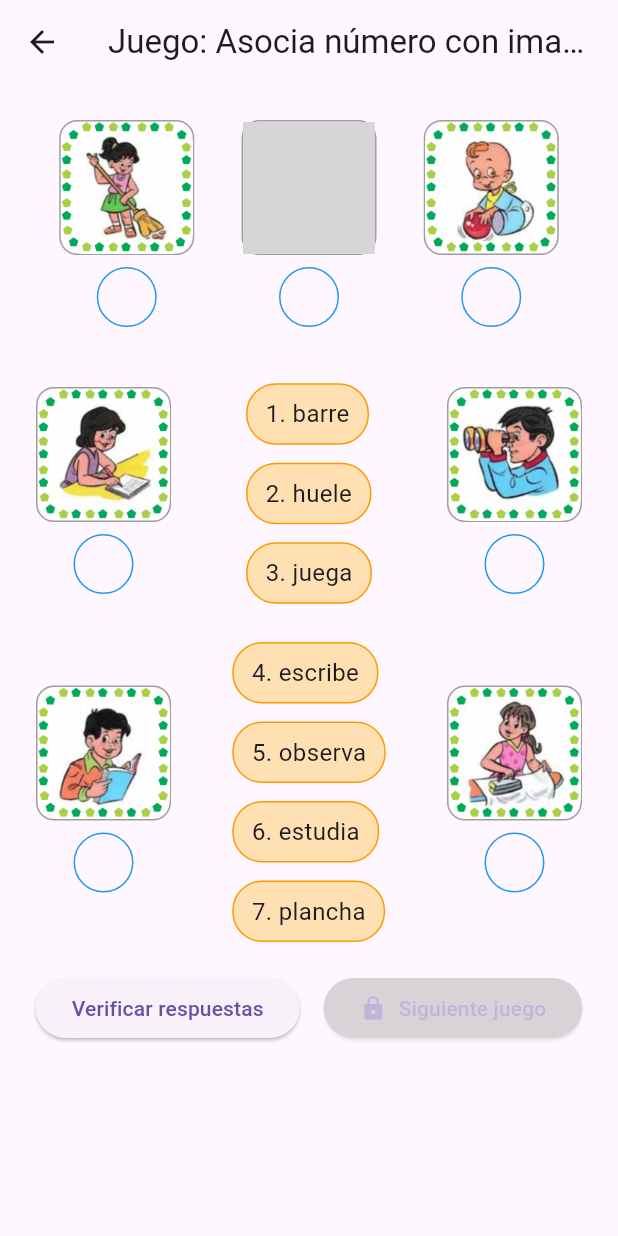
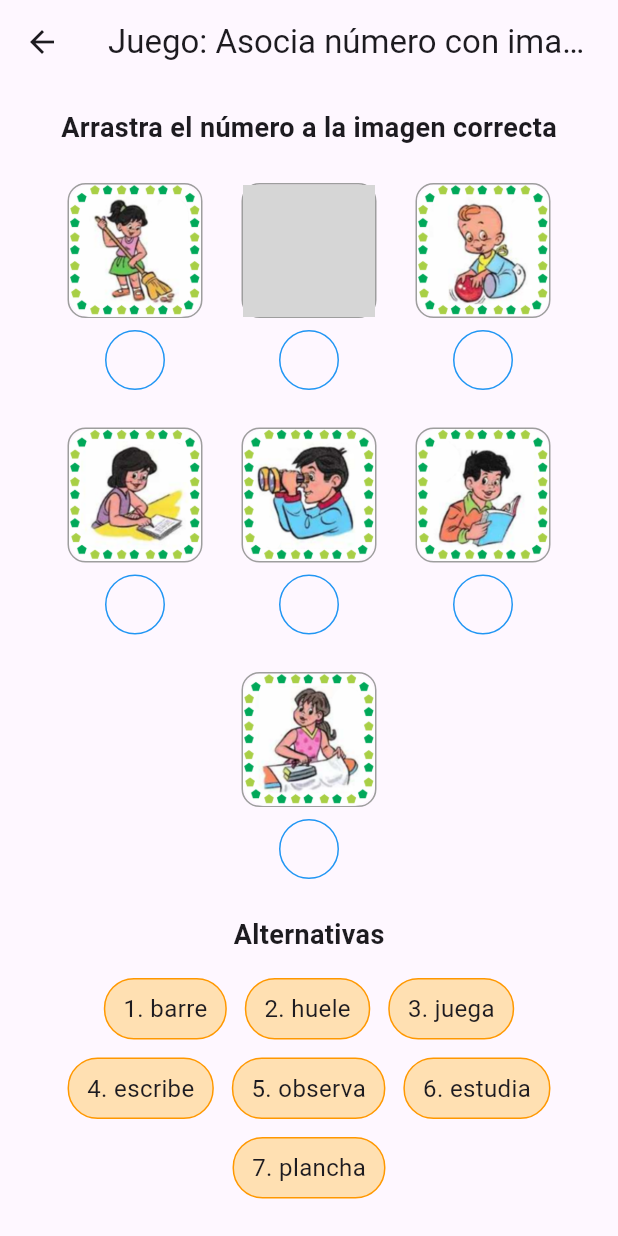
Before and after one commit to Marant7/proyectoMoviles, a Flutter app: the JuegoImagenTextoNumero screen opened directly, on a phone screen of 412 x 824 dp. Run offline on Flutter 3.47's test engine with Material 3 defaults, Android fonts, the light colour scheme and no system bars; grey boxes are pictures that could not be loaded.

Commit message:
actualizado3

```diff
--- a/lib/games/juego_7.dart
+++ b/lib/games/juego_7.dart
@@ -107,11 +107,8 @@
     );
   }
 
-  Widget buildAlternativas(List<String> opciones) {
-    return Wrap(
-      spacing: 12,
-      runSpacing: 12,
-      children: opciones.map((palabra) {
+  List<Widget> buildAlternativas(List<String> opciones) {
+    return opciones.map((palabra) {
       int numero = alternativas.indexOf(palabra) + 1;
       return Draggable<String>(
         data: palabra,
@@ -123,8 +120,7 @@
             Opacity(opacity: 0.4, child: palabraArrastrable(palabra, numero)),
         child: palabraArrastrable(palabra, numero),
       );
-      }).toList(),
-    );
+    }).toList();
   }
 
   Widget palabraArrastrable(String palabra, int numero, {bool dragging = false}) {
@@ -146,31 +142,31 @@
     body: SingleChildScrollView(
       padding: EdgeInsets.all(16),
       child: Column(
-          crossAxisAlignment: CrossAxisAlignment.stretch,
-          children: [
-            Row(
-              mainAxisAlignment: MainAxisAlignment.spaceEvenly,
-              children: [buildImagenConDrop(0), buildImagenConDrop(1), buildImagenConDrop(2)],
-            ),
-            SizedBox(height: 20),
-            Row(
         crossAxisAlignment: CrossAxisAlignment.center,
         children: [
-                buildImagenConDrop(3),
-                Expanded(child: Center(child: buildAlternativas(alternativas.sublist(0, 3)))),
-                buildImagenConDrop(4),
-              ],
+          Text('Arrastra el número a la imagen correcta',
+              style: TextStyle(fontSize: 18, fontWeight: FontWeight.bold)),
+          SizedBox(height: 16),
+          Wrap(
+            spacing: 10,
+            runSpacing: 5,
+            alignment: WrapAlignment.center,
+            children: List.generate(
+              imagenes.length,
+              (index) => buildImagenConDrop(index),
             ),
-            SizedBox(height: 20),
-            Row(
-              crossAxisAlignment: CrossAxisAlignment.center,
-              children: [
-                buildImagenConDrop(5),
-                Expanded(child: Center(child: buildAlternativas(alternativas.sublist(3, 7)))),
-                buildImagenConDrop(6),
-              ],
           ),
-            SizedBox(height: 20),
+          SizedBox(height: 12),
+          Text('Alternativas',
+              style: TextStyle(fontSize: 18, fontWeight: FontWeight.bold)),
+          SizedBox(height: 16),
+          Wrap(
+            spacing: 12,
+            runSpacing: 12,
+            alignment: WrapAlignment.center,
+            children: buildAlternativas(alternativas),
+          ),
+          SizedBox(height: 32),
           Row(
             mainAxisAlignment: MainAxisAlignment.center,
             children: [
--- a/lib/main.dart
+++ b/lib/main.dart
@@ -23,7 +23,7 @@
     return MaterialApp(
       title: 'Mis Juegos',
       debugShowCheckedModeBanner: false,
-      home: JuegoArrastraNumero(),
+      home: JuegoImagenTextoNumero(),
     );
   }
 }
```
Also changed, not shown: lib/games/juego_6.dart (+17 -47 lines). Lines whose indentation alone changed are shown as unchanged.
